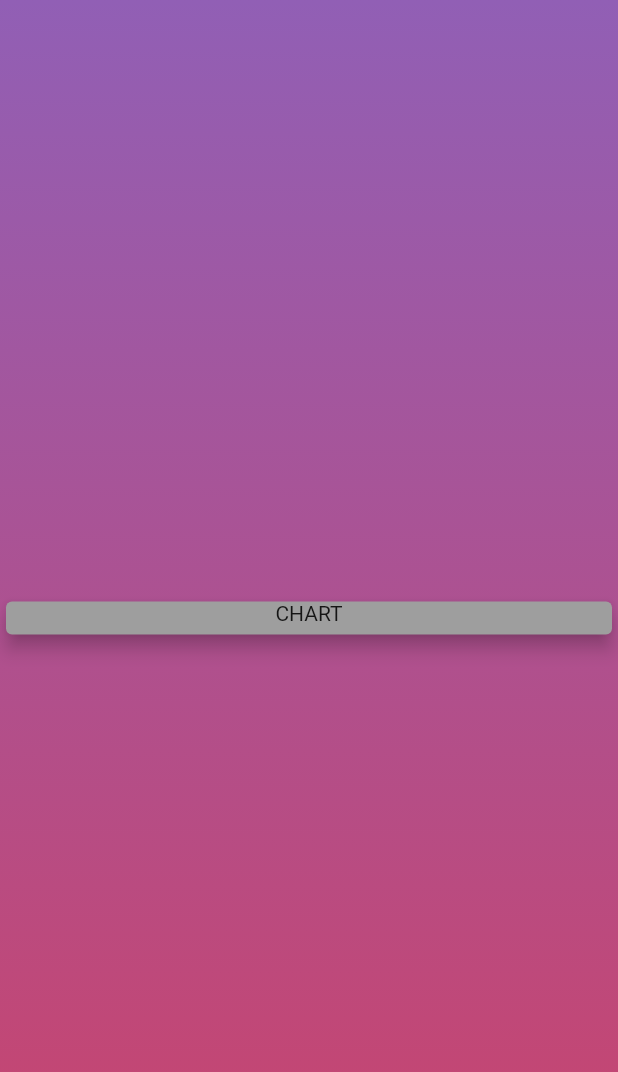
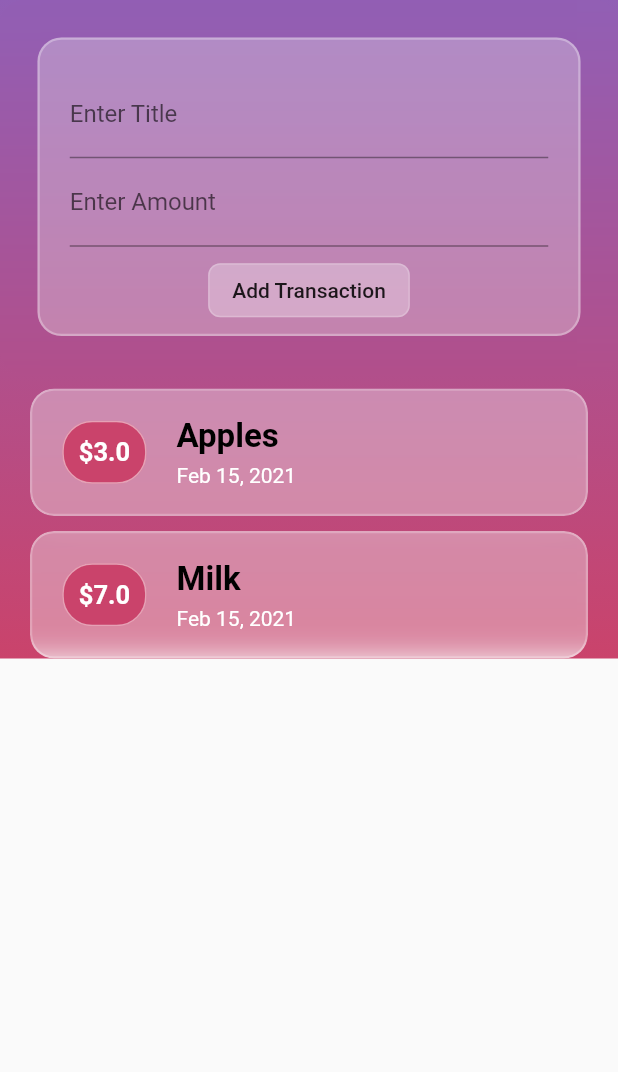
Before and after one commit to Tarlochan5268/MoneyExpensesApp, a Flutter app: the screen it shows after launch, on a phone screen of 412 x 824 dp. Shown: the top 1072 px of the screen. Run offline on Flutter 3.47's test engine with Material 2 defaults, Android fonts, the phone set to English and light mode, and no system bars.

Commit message:
this is bridge between add transaction box and transaction list

```diff
--- a/lib/main.dart
+++ b/lib/main.dart
@@ -1,6 +1,7 @@
+import 'dart:ui';
+
 import 'package:flutter/material.dart';
-import 'transaction.dart';
-import 'glassMorphism.dart';
+import 'package:money_expenses_app/widgets/usertransactions.dart';
 
 void main() {
   runApp(MyApp());
@@ -21,21 +22,20 @@ class _MyAppState extends State<MyApp> {
   }
 }
 
+//String titleInput;
+//String amountInput;
+
 class Homepage extends StatefulWidget {
   @override
   _HomepageState createState() => _HomepageState();
 }
 
 class _HomepageState extends State<Homepage> {
-  final List<Transaction> transactionsList = [
-    Transaction(id: "T1", title: "Apples", amount: 3, date: DateTime.now()),
-    Transaction(id: "T2", title: "Milk", amount: 7, date: DateTime.now()),
-  ];
-
   @override
   Widget build(BuildContext context) {
     return Scaffold(
-      body: Container(
+      body: SingleChildScrollView(
+        child: Container(
           decoration: BoxDecoration(
             gradient: LinearGradient(
                 colors: [
@@ -50,30 +50,9 @@ class _HomepageState extends State<Homepage> {
           child: Column(
             mainAxisAlignment: MainAxisAlignment.center,
             children: [
-            Container(
-              width: double.infinity,
-              height: 30,
-              child: Card(
-                color: Colors.grey,
-                elevation: 5,
-                child: Text(
-                  "CHART",
-                  textAlign: TextAlign.center,
+              UserTransactionsUpdate(),
+            ],
           ),
-              ),
-            ),
-            Container(
-              child: Column(
-                children: transactionsList.map((transactionObj) {
-                  return GlassTile(
-                      id: transactionObj.id,
-                      title: transactionObj.title,
-                      amount: transactionObj.amount,
-                      date: transactionObj.date);
-                }).toList(),
-              ),
-            )
-          ],
         ),
       ),
     );
--- /dev/null
+++ b/lib/widgets/usertransactions.dart
@@ -0,0 +1,42 @@
+import 'package:flutter/material.dart';
+import 'package:money_expenses_app/models/transaction.dart';
+import 'package:money_expenses_app/widgets/addtransactionbox.dart';
+import 'package:money_expenses_app/widgets/transactionlist.dart';
+
+class UserTransactionsUpdate extends StatefulWidget {
+  @override
+  _UserTransactionsUpdateState createState() => _UserTransactionsUpdateState();
+}
+
+class _UserTransactionsUpdateState extends State<UserTransactionsUpdate> {
+  final List<Transaction> _transactionsList = [
+    Transaction(id: "T1", title: "Apples", amount: 3, date: DateTime.now()),
+    Transaction(id: "T2", title: "Milk", amount: 7, date: DateTime.now()),
+  ];
+
+  void _addTransaction(String title, double amount) {
+    final newTransactionObj = new Transaction(
+        id: "T${_transactionsList.length + 1}",
+        title: title,
+        amount: amount,
+        date: DateTime.now());
+
+    setState(() {
+      _transactionsList.add(newTransactionObj);
+    });
+
+    print("New Transaction -> $newTransactionObj");
+  }
+
+  @override
+  Widget build(BuildContext context) {
+    return Column(
+      children: [
+        AddTransactionBox(addTransactionFunction: _addTransaction),
+        TransactionList(
+          transactionsList: _transactionsList,
+        ),
+      ],
+    );
+  }
+}
```
Lines whose indentation alone changed are shown as unchanged.
